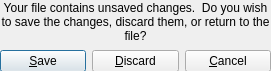
First picture: the form in src/neurolab/filedirtydialog.ui, repository chalcolith/neurolab, before the edit.
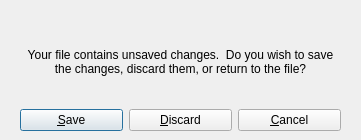
Second picture: the form after the edit.

What changed in the file:
```diff
--- a/src/neurolab/filedirtydialog.ui
+++ b/src/neurolab/filedirtydialog.ui
@@ -6,20 +6,20 @@
    <rect>
     <x>0</x>
     <y>0</y>
-    <width>271</width>
-    <height>71</height>
+    <width>361</width>
+    <height>140</height>
    </rect>
   </property>
   <property name="windowTitle">
    <string>Dialog</string>
   </property>
-  <widget class="QWidget" name="">
+  <widget class="QWidget" name="layoutWidget">
    <property name="geometry">
     <rect>
-     <x>0</x>
-     <y>0</y>
-     <width>271</width>
-     <height>72</height>
+     <x>20</x>
+     <y>20</y>
+     <width>321</width>
+     <height>111</height>
     </rect>
    </property>
    <layout class="QVBoxLayout" name="verticalLayout">
```
